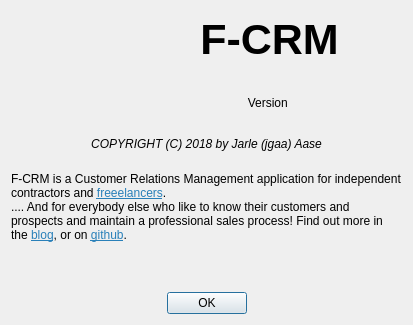
The window that ui/aboutdialog.ui (jgaa/f-crm) describes before a commit, drawn with Qt 5.
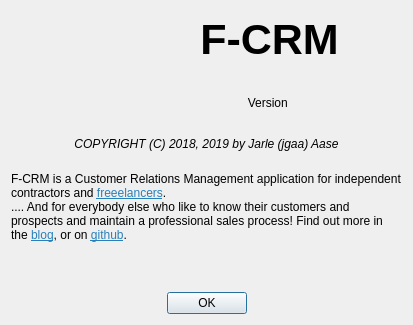
The same window after the commit. Icons and pictures are not drawn.

Patch:
```diff
--- a/ui/aboutdialog.ui
+++ b/ui/aboutdialog.ui
@@ -91,7 +91,7 @@
       </font>
      </property>
      <property name="text">
-      <string>COPYRIGHT (C) 2018 by Jarle (jgaa) Aase</string>
+      <string>COPYRIGHT (C) 2018, 2019 by Jarle (jgaa) Aase</string>
      </property>
      <property name="alignment">
       <set>Qt::AlignCenter</set>
```
